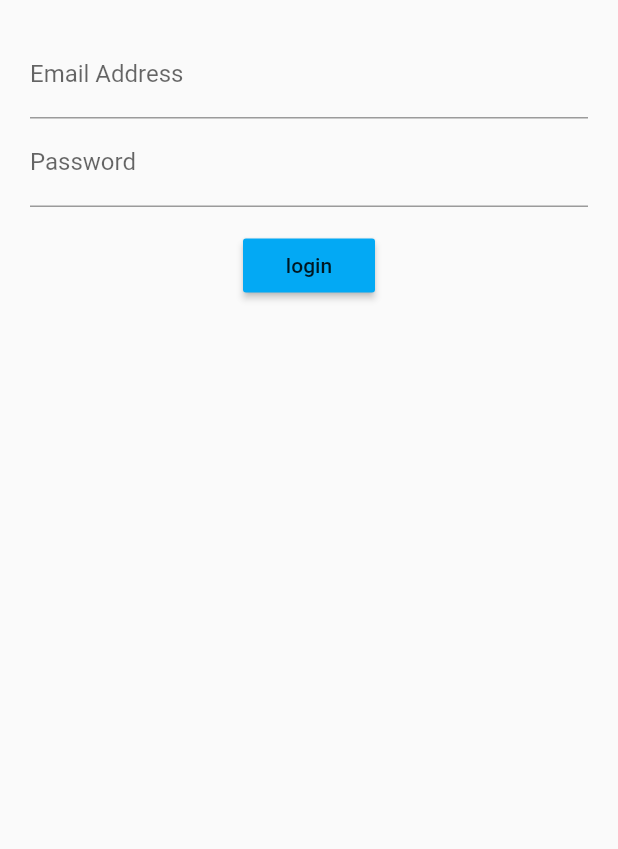
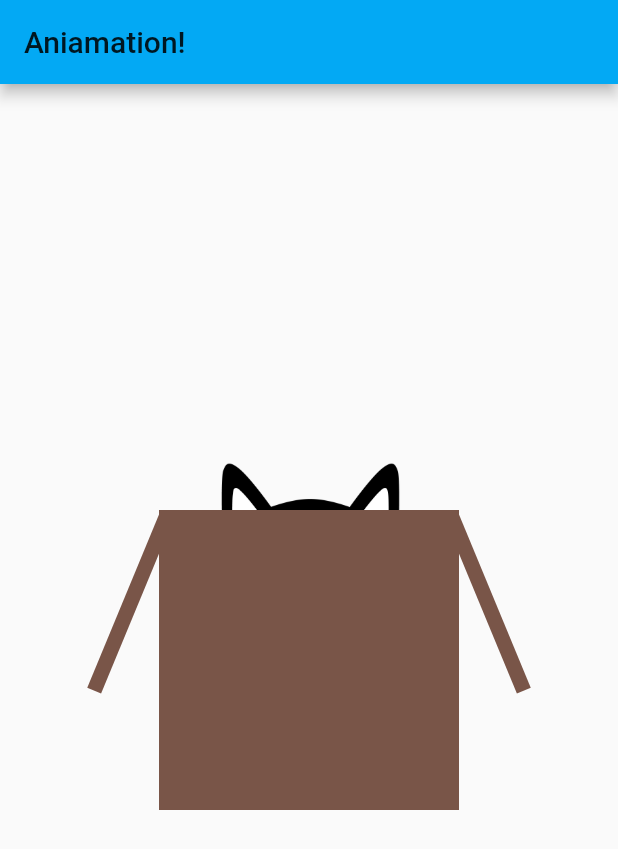
Before and after one commit to sidazhang123/flutter_app, a Flutter app: the screen it shows after launch, on a phone screen of 412 x 824 dp. Shown: the top 849 px of the screen. Run offline on Flutter 3.47's test engine with Material 2 defaults, Android fonts, the phone set to English and light mode, and no system bars; our stand-ins replace rxdart.

Commit message:
Done:     - login     - cat animation
Todo:
    - news fetching

```diff
--- a/lib/main.dart
+++ b/lib/main.dart
@@ -1,4 +1,4 @@
 import 'package:flutter/material.dart';
-import 'src/app.dart';
+import 'package:flutter_app/src/cat_animation.dart';
 
-void main() => runApp(app());
+void main() => runApp(CatAnimation());
--- a/lib/src/blocs/bloc.dart
+++ b/lib/src/blocs/bloc.dart
@@ -1,10 +1,12 @@
 import 'dart:async';
-import 'validators.dart';
+
+import 'package:flutter_app/src/mixins/validators.dart';
+import 'package:rxdart/rxdart.dart';
 
 //'with' must attach to a parent class to be inherited, and Object is generic
 class Bloc extends Object with Validators {
-  final _emailController = StreamController<String>();
-  final _passwordController = StreamController<String>();
+  final _emailController = BehaviorSubject<String>();
+  final _passwordController = BehaviorSubject<String>();
 
   //add data to stream
   Stream<String> get email => _emailController.stream.transform(validateEmail);
@@ -12,11 +14,21 @@ class Bloc extends Object with Validators {
   Stream<String> get password =>
       _passwordController.stream.transform(validatePassword);
 
+  Stream<bool> get submitValid =>
+      Observable.combineLatest2(email, password, (e, p) => true);
+
   //change data (get means getter)
   Function(String) get changeEmail => _emailController.sink.add;
 
   Function(String) get changePassword => _passwordController.sink.add;
 
+
+  submit() {
+    final validEmail = _emailController.value.trim();
+    final validPassword = _passwordController.value.trim();
+    print("validEmail: $validEmail");
+    print("validEmail: $validPassword");
+  }
   // methods to close the controllers
   dispose() {
     _emailController.close();
--- a/lib/src/blocs/provider.dart
+++ b/lib/src/blocs/provider.dart
@@ -1,9 +1,11 @@
 import 'package:flutter/material.dart';
+
 import 'bloc.dart';
 
 class Provider extends InheritedWidget {
   final bloc = Bloc();
 
+  // using non-default super class constructor
   Provider({Key key, Widget child}) : super(key: key, child: child);
 
   @override
--- /dev/null
+++ b/lib/src/cat_animation.dart
@@ -0,0 +1,14 @@
+import 'package:flutter/material.dart';
+
+import 'screens/cat_screen.dart';
+
+class CatAnimation extends StatelessWidget {
+  @override
+  Widget build(BuildContext context) {
+    return MaterialApp(
+      title: 'Animation',
+      theme: ThemeData(primarySwatch: Colors.lightBlue),
+      home: Home(),
+    );
+  }
+}
--- a/lib/src/app.dart
+++ b/lib/src/login.dart
@@ -1,6 +1,7 @@
 import 'package:flutter/material.dart';
+
+import 'blocs/provider.dart';
 import 'screens/login_screen.dart';
-import 'blocs/provider.dart';
 
 class app extends StatelessWidget {
   @override
--- a/lib/src/blocs/validators.dart
+++ b/lib/src/mixins/validators.dart
@@ -4,7 +4,7 @@ import 'dart:async';
 class Validators {
   final validateEmail =
       StreamTransformer<String, String>.fromHandlers(handleData: (email, sink) {
-    if (RegExp(r"^\w+@\w+\.\w{2,4}$").hasMatch(email)) {
+  if (RegExp(r"^\w+@\w+\.\w{2,4}$").hasMatch(email.trim())) {
       sink.add(email);
     } else {
       sink.addError("Enter a valid email.");
@@ -13,7 +13,7 @@ class Validators {
 
   final validatePassword = StreamTransformer<String, String>.fromHandlers(
       handleData: (password, sink) {
-    if (RegExp(r"^\w{6,10}$").hasMatch(password)) {
+  if (RegExp(r"^\w{6,10}$").hasMatch(password.trim())) {
       sink.add(password);
     } else {
       sink.addError("Password must be at least 6 characters of [A-Z a-z 0-9]");
--- /dev/null
+++ b/lib/src/screens/cat_screen.dart
@@ -0,0 +1,140 @@
+import 'dart:math';
+
+import 'package:flutter/material.dart';
+
+import '../widgets/cat.dart';
+
+class Home extends StatefulWidget {
+  HomeState createState() => HomeState();
+}
+
+class HomeState extends State<Home> with TickerProviderStateMixin {
+  Animation<double> catAnimation;
+  AnimationController catController;
+  Animation<double> boxAnimation;
+  AnimationController boxController;
+
+  @override
+  void initState() {
+    // TODO: implement initState
+    super.initState();
+    const g_dur = 200;
+    catController = AnimationController(
+        duration: Duration(milliseconds: g_dur), vsync: this);
+    catAnimation = Tween(begin: -35.0, end: -80.0)
+        .animate(CurvedAnimation(parent: catController, curve: Curves.easeIn));
+
+    boxController = AnimationController(
+        vsync: this, duration: Duration(milliseconds: g_dur));
+    boxAnimation = Tween(begin: pi * 0.6, end: pi * 0.65)
+        .animate(CurvedAnimation(parent: boxController, curve: Curves.linear));
+    boxAnimation.addStatusListener((status) {
+      if (status == AnimationStatus.completed) {
+        boxController.repeat(reverse: true);
+      } else if (status == AnimationStatus.dismissed) {
+        boxController.forward();
+      }
+    });
+    boxController.forward();
+  }
+
+  @override
+  Widget build(BuildContext context) {
+    // TODO: implement build
+    return Scaffold(
+      appBar: AppBar(
+        title: Text('Aniamation!'),
+      ),
+      body: GestureDetector(
+        child: Center(
+          child: Stack(
+            overflow: Overflow.visible,
+            children: <Widget>[
+              buildCatAnimation(),
+              buildBox(),
+              buildLeftFlap(),
+              buildRightFlap(),
+//              buildCatAnimation(),
+            ],
+          ),
+        ),
+        onTap: onTap,
+      ),
+    );
+  }
+
+  Widget buildCatAnimation() {
+    return AnimatedBuilder(
+      animation: catAnimation,
+      builder: (context, child) {
+        return Positioned(
+          child: child,
+          top: catAnimation.value,
+          left: 0.0,
+          right: 0.0,
+        );
+      },
+      child: Cat(),
+    );
+  }
+
+  Widget buildLeftFlap() {
+    return Positioned(
+      left: 0.0,
+      top: -7.0,
+      child: AnimatedBuilder(
+          animation: boxAnimation,
+          child: Container(
+            height: 10.0,
+            width: 125.0,
+            color: Colors.brown,
+          ),
+          builder: (context, child) {
+            return Transform.rotate(
+              angle: boxAnimation.value,
+              child: child,
+              alignment: Alignment.bottomLeft,
+            );
+          }),
+    );
+  }
+
+  Widget buildRightFlap() {
+    return Positioned(
+      right: 0.0,
+      top: -7.0,
+      child: AnimatedBuilder(
+          animation: boxAnimation,
+          child: Container(
+            height: 10.0,
+            width: 125.0,
+            color: Colors.brown,
+          ),
+          builder: (context, child) {
+            return Transform.rotate(
+              angle: -boxAnimation.value,
+              child: child,
+              alignment: Alignment.bottomRight,
+            );
+          }),
+    );
+  }
+
+  Widget buildBox() {
+    return Container(
+      height: 200.0,
+      width: 200.0,
+      color: Colors.brown,
+    );
+  }
+
+  onTap() {
+    if (catController.status == AnimationStatus.completed) {
+      boxController.forward();
+      catController.reverse();
+    } else {
+      boxController.stop();
+      catController.forward();
+    }
+  }
+}
--- a/lib/src/screens/login_screen.dart
+++ b/lib/src/screens/login_screen.dart
@@ -1,6 +1,7 @@
 import 'package:flutter/material.dart';
+
+import '../blocs/bloc.dart';
 import '../blocs/provider.dart';
-import '../blocs/bloc.dart';
 
 class LoginScreen extends StatelessWidget {
   @override
@@ -15,7 +16,7 @@ class LoginScreen extends StatelessWidget {
           Container(
             margin: EdgeInsets.only(top: 15.0),
           ),
-          submitButton(),
+          submitButton(bloc),
         ],
       ),
     );
@@ -26,10 +27,10 @@ class LoginScreen extends StatelessWidget {
         // everything added to sink will be automatically processed
         // through the stream by a transformer(handler)
         stream: bloc.email,
+        //outputs are added back to sink and present in snapshot
         builder: (context, snapshot) {
           return TextField(
             //put input text into changeEmail and add it to sink
-            //outputs are also present here
             onChanged: bloc.changeEmail,
             decoration: InputDecoration(
                 hintText: 'you@example.com',
@@ -56,11 +57,16 @@ class LoginScreen extends StatelessWidget {
         });
   }
 
-  Widget submitButton() {
-    return RaisedButton(
-      child: Text('login'),
-      color: Colors.lightBlue,
-      onPressed: () {},
+  Widget submitButton(Bloc bloc) {
+    return StreamBuilder(
+      stream: bloc.submitValid,
+      builder: (context, snapshot) {
+        return RaisedButton(
+          child: Text('login'),
+          color: Colors.lightBlue,
+          onPressed: snapshot.hasData ? bloc.submit : null,
+        );
+      },
     );
   }
 }
--- /dev/null
+++ b/lib/src/widgets/cat.dart
@@ -0,0 +1,8 @@
+import 'package:flutter/material.dart';
+
+class Cat extends StatelessWidget {
+  @override
+  Widget build(BuildContext context) {
+    return Image.asset("assets/cat.png");
+  }
+}
```
Also changed, not shown: pubspec.yaml (+7 -1 lines), assets/cat.png (added), lib/src/models/item_model.dart (added), pubspec.lock.
